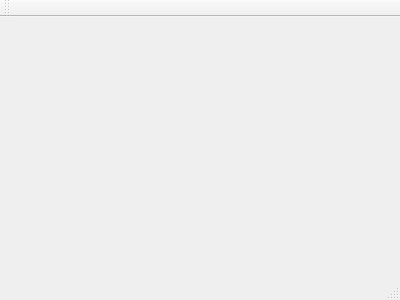
This is CS1Cofficial/mainwindow.ui in MarcoYbanez/CS1Cproject as Qt 5 draws it before an edit. The edited form follows.
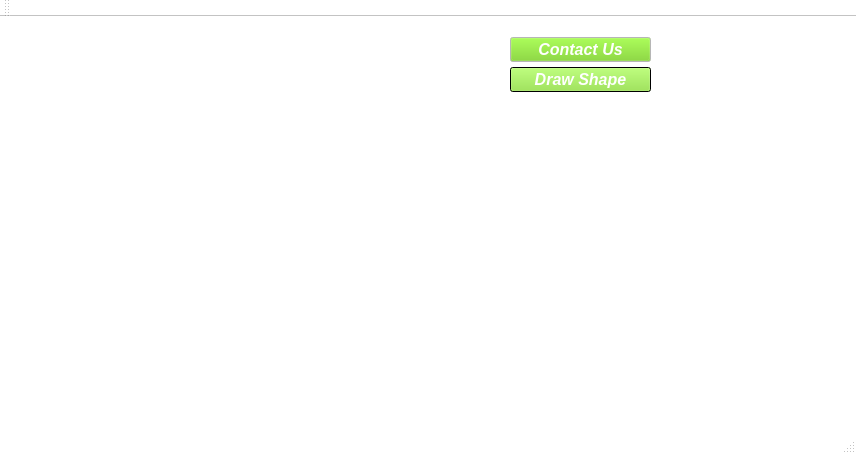
This is the edited form.

```diff
--- a/CS1Cofficial/mainwindow.ui
+++ b/CS1Cofficial/mainwindow.ui
@@ -1,24 +1,409 @@
 <ui version="4.0">
  <class>MainWindow</class>
- <widget class="QMainWindow" name="MainWindow" >
-  <property name="geometry" >
+ <widget class="QMainWindow" name="MainWindow">
+  <property name="geometry">
    <rect>
     <x>0</x>
     <y>0</y>
-    <width>400</width>
-    <height>300</height>
+    <width>856</width>
+    <height>454</height>
    </rect>
   </property>
-  <property name="windowTitle" >
-   <string>MainWindow</string>
+  <property name="palette">
+   <palette>
+    <active>
+     <colorrole role="Base">
+      <brush brushstyle="SolidPattern">
+       <color alpha="255">
+        <red>255</red>
+        <green>255</green>
+        <blue>255</blue>
+       </color>
+      </brush>
+     </colorrole>
+     <colorrole role="Window">
+      <brush brushstyle="SolidPattern">
+       <color alpha="255">
+        <red>255</red>
+        <green>255</green>
+        <blue>255</blue>
+       </color>
+      </brush>
+     </colorrole>
+    </active>
+    <inactive>
+     <colorrole role="Base">
+      <brush brushstyle="SolidPattern">
+       <color alpha="255">
+        <red>255</red>
+        <green>255</green>
+        <blue>255</blue>
+       </color>
+      </brush>
+     </colorrole>
+     <colorrole role="Window">
+      <brush brushstyle="SolidPattern">
+       <color alpha="255">
+        <red>255</red>
+        <green>255</green>
+        <blue>255</blue>
+       </color>
+      </brush>
+     </colorrole>
+    </inactive>
+    <disabled>
+     <colorrole role="Base">
+      <brush brushstyle="SolidPattern">
+       <color alpha="255">
+        <red>255</red>
+        <green>255</green>
+        <blue>255</blue>
+       </color>
+      </brush>
+     </colorrole>
+     <colorrole role="Window">
+      <brush brushstyle="SolidPattern">
+       <color alpha="255">
+        <red>255</red>
+        <green>255</green>
+        <blue>255</blue>
+       </color>
+      </brush>
+     </colorrole>
+    </disabled>
+   </palette>
   </property>
-  <widget class="QMenuBar" name="menuBar" />
-  <widget class="QToolBar" name="mainToolBar" />
-  <widget class="QWidget" name="centralWidget" />
-  <widget class="QStatusBar" name="statusBar" />
+  <property name="windowTitle">
+   <string>Home</string>
+  </property>
+  <widget class="QWidget" name="centralWidget">
+   <widget class="QPushButton" name="contactUs_btn">
+    <property name="geometry">
+     <rect>
+      <x>510</x>
+      <y>20</y>
+      <width>141</width>
+      <height>25</height>
+     </rect>
+    </property>
+    <property name="palette">
+     <palette>
+      <active>
+       <colorrole role="WindowText">
+        <brush brushstyle="SolidPattern">
+         <color alpha="255">
+          <red>255</red>
+          <green>255</green>
+          <blue>255</blue>
+         </color>
+        </brush>
+       </colorrole>
+       <colorrole role="Button">
+        <brush brushstyle="SolidPattern">
+         <color alpha="255">
+          <red>115</red>
+          <green>210</green>
+          <blue>22</blue>
+         </color>
+        </brush>
+       </colorrole>
+       <colorrole role="Text">
+        <brush brushstyle="SolidPattern">
+         <color alpha="255">
+          <red>0</red>
+          <green>0</green>
+          <blue>0</blue>
+         </color>
+        </brush>
+       </colorrole>
+       <colorrole role="ButtonText">
+        <brush brushstyle="SolidPattern">
+         <color alpha="255">
+          <red>255</red>
+          <green>255</green>
+          <blue>255</blue>
+         </color>
+        </brush>
+       </colorrole>
+      </active>
+      <inactive>
+       <colorrole role="WindowText">
+        <brush brushstyle="SolidPattern">
+         <color alpha="255">
+          <red>255</red>
+          <green>255</green>
+          <blue>255</blue>
+         </color>
+        </brush>
+       </colorrole>
+       <colorrole role="Button">
+        <brush brushstyle="SolidPattern">
+         <color alpha="255">
+          <red>115</red>
+          <green>210</green>
+          <blue>22</blue>
+         </color>
+        </brush>
+       </colorrole>
+       <colorrole role="Text">
+        <brush brushstyle="SolidPattern">
+         <color alpha="255">
+          <red>0</red>
+          <green>0</green>
+          <blue>0</blue>
+         </color>
+        </brush>
+       </colorrole>
+       <colorrole role="ButtonText">
+        <brush brushstyle="SolidPattern">
+         <color alpha="255">
+          <red>255</red>
+          <green>255</green>
+          <blue>255</blue>
+         </color>
+        </brush>
+       </colorrole>
+      </inactive>
+      <disabled>
+       <colorrole role="WindowText">
+        <brush brushstyle="SolidPattern">
+         <color alpha="255">
+          <red>190</red>
+          <green>190</green>
+          <blue>190</blue>
+         </color>
+        </brush>
+       </colorrole>
+       <colorrole role="Button">
+        <brush brushstyle="SolidPattern">
+         <color alpha="255">
+          <red>115</red>
+          <green>210</green>
+          <blue>22</blue>
+         </color>
+        </brush>
+       </colorrole>
+       <colorrole role="Text">
+        <brush brushstyle="SolidPattern">
+         <color alpha="255">
+          <red>190</red>
+          <green>190</green>
+          <blue>190</blue>
+         </color>
+        </brush>
+       </colorrole>
+       <colorrole role="ButtonText">
+        <brush brushstyle="SolidPattern">
+         <color alpha="255">
+          <red>190</red>
+          <green>190</green>
+          <blue>190</blue>
+         </color>
+        </brush>
+       </colorrole>
+      </disabled>
+     </palette>
+    </property>
+    <property name="font">
+     <font>
+      <pointsize>12</pointsize>
+      <weight>75</weight>
+      <italic>true</italic>
+      <bold>true</bold>
+     </font>
+    </property>
+    <property name="text">
+     <string>Contact Us</string>
+    </property>
+   </widget>
+   <widget class="QPushButton" name="draw_btn">
+    <property name="geometry">
+     <rect>
+      <x>510</x>
+      <y>50</y>
+      <width>141</width>
+      <height>25</height>
+     </rect>
+    </property>
+    <property name="palette">
+     <palette>
+      <active>
+       <colorrole role="Button">
+        <brush brushstyle="SolidPattern">
+         <color alpha="255">
+          <red>138</red>
+          <green>226</green>
+          <blue>52</blue>
+         </color>
+        </brush>
+       </colorrole>
+       <colorrole role="Text">
+        <brush brushstyle="SolidPattern">
+         <color alpha="255">
+          <red>255</red>
+          <green>255</green>
+          <blue>255</blue>
+         </color>
+        </brush>
+       </colorrole>
+       <colorrole role="ButtonText">
+        <brush brushstyle="SolidPattern">
+         <color alpha="255">
+          <red>255</red>
+          <green>255</green>
+          <blue>255</blue>
+         </color>
+        </brush>
+       </colorrole>
+       <colorrole role="Base">
+        <brush brushstyle="SolidPattern">
+         <color alpha="255">
+          <red>255</red>
+          <green>255</green>
+          <blue>255</blue>
+         </color>
+        </brush>
+       </colorrole>
+       <colorrole role="Window">
+        <brush brushstyle="SolidPattern">
+         <color alpha="255">
+          <red>0</red>
+          <green>0</green>
+          <blue>0</blue>
+         </color>
+        </brush>
+       </colorrole>
+      </active>
+      <inactive>
+       <colorrole role="Button">
+        <brush brushstyle="SolidPattern">
+         <color alpha="255">
+          <red>138</red>
+          <green>226</green>
+          <blue>52</blue>
+         </color>
+        </brush>
+       </colorrole>
+       <colorrole role="Text">
+        <brush brushstyle="SolidPattern">
+         <color alpha="255">
+          <red>255</red>
+          <green>255</green>
+          <blue>255</blue>
+         </color>
+        </brush>
+       </colorrole>
+       <colorrole role="ButtonText">
+        <brush brushstyle="SolidPattern">
+         <color alpha="255">
+          <red>255</red>
+          <green>255</green>
+          <blue>255</blue>
+         </color>
+        </brush>
+       </colorrole>
+       <colorrole role="Base">
+        <brush brushstyle="SolidPattern">
+         <color alpha="255">
+          <red>255</red>
+          <green>255</green>
+          <blue>255</blue>
+         </color>
+        </brush>
+       </colorrole>
+       <colorrole role="Window">
+        <brush brushstyle="SolidPattern">
+         <color alpha="255">
+          <red>0</red>
+          <green>0</green>
+          <blue>0</blue>
+         </color>
+        </brush>
+       </colorrole>
+      </inactive>
+      <disabled>
+       <colorrole role="Button">
+        <brush brushstyle="SolidPattern">
+         <color alpha="255">
+          <red>138</red>
+          <green>226</green>
+          <blue>52</blue>
+         </color>
+        </brush>
+       </colorrole>
+       <colorrole role="Text">
+        <brush brushstyle="SolidPattern">
+         <color alpha="255">
+          <red>190</red>
+          <green>190</green>
+          <blue>190</blue>
+         </color>
+        </brush>
+       </colorrole>
+       <colorrole role="ButtonText">
+        <brush brushstyle="SolidPattern">
+         <color alpha="255">
+          <red>190</red>
+          <green>190</green>
+          <blue>190</blue>
+         </color>
+        </brush>
+       </colorrole>
+       <colorrole role="Base">
+        <brush brushstyle="SolidPattern">
+         <color alpha="255">
+          <red>0</red>
+          <green>0</green>
+          <blue>0</blue>
+         </color>
+        </brush>
+       </colorrole>
+       <colorrole role="Window">
+        <brush brushstyle="SolidPattern">
+         <color alpha="255">
+          <red>0</red>
+          <green>0</green>
+          <blue>0</blue>
+         </color>
+        </brush>
+       </colorrole>
+      </disabled>
+     </palette>
+    </property>
+    <property name="font">
+     <font>
+      <pointsize>12</pointsize>
+      <weight>75</weight>
+      <italic>true</italic>
+      <bold>true</bold>
+     </font>
+    </property>
+    <property name="text">
+     <string>Draw Shape</string>
+    </property>
+   </widget>
+  </widget>
+  <widget class="QMenuBar" name="menuBar">
+   <property name="geometry">
+    <rect>
+     <x>0</x>
+     <y>0</y>
+     <width>856</width>
+     <height>22</height>
+    </rect>
+   </property>
+  </widget>
+  <widget class="QToolBar" name="mainToolBar">
+   <attribute name="toolBarArea">
+    <enum>TopToolBarArea</enum>
+   </attribute>
+   <attribute name="toolBarBreak">
+    <bool>false</bool>
+   </attribute>
+  </widget>
+  <widget class="QStatusBar" name="statusBar"/>
  </widget>
- <layoutDefault spacing="6" margin="11" />
- <pixmapfunction></pixmapfunction>
+ <layoutdefault spacing="6" margin="11"/>
  <resources/>
  <connections/>
 </ui>
```
Left out of the diff: 20 changed lines with no effect on the pictures.
